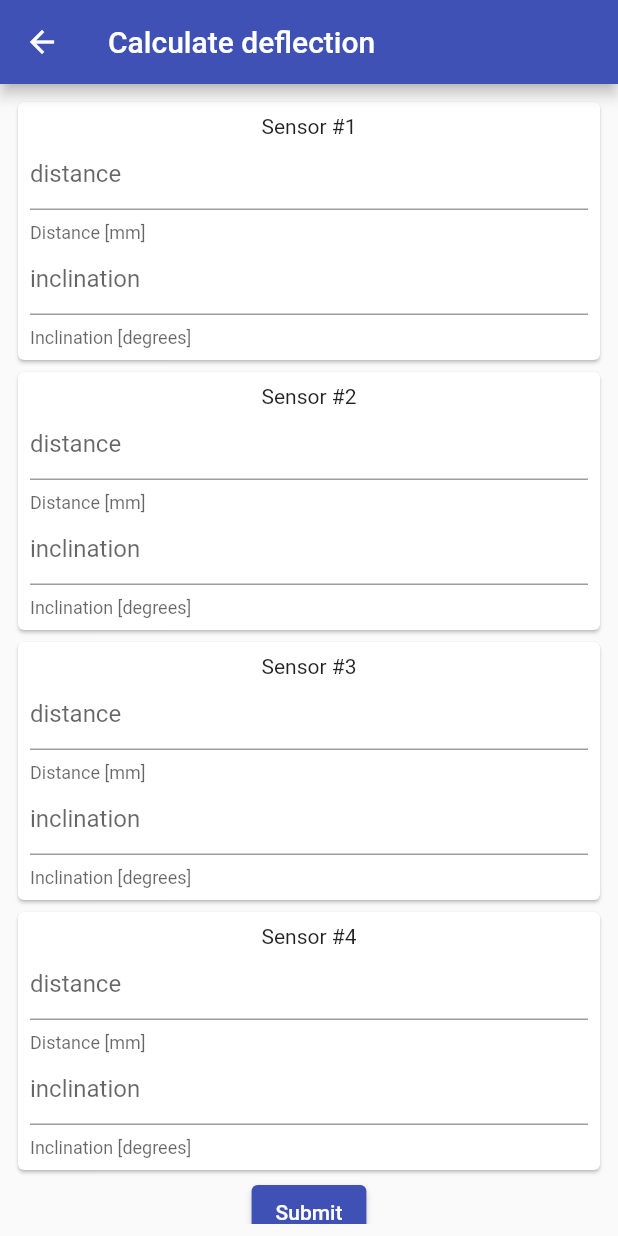
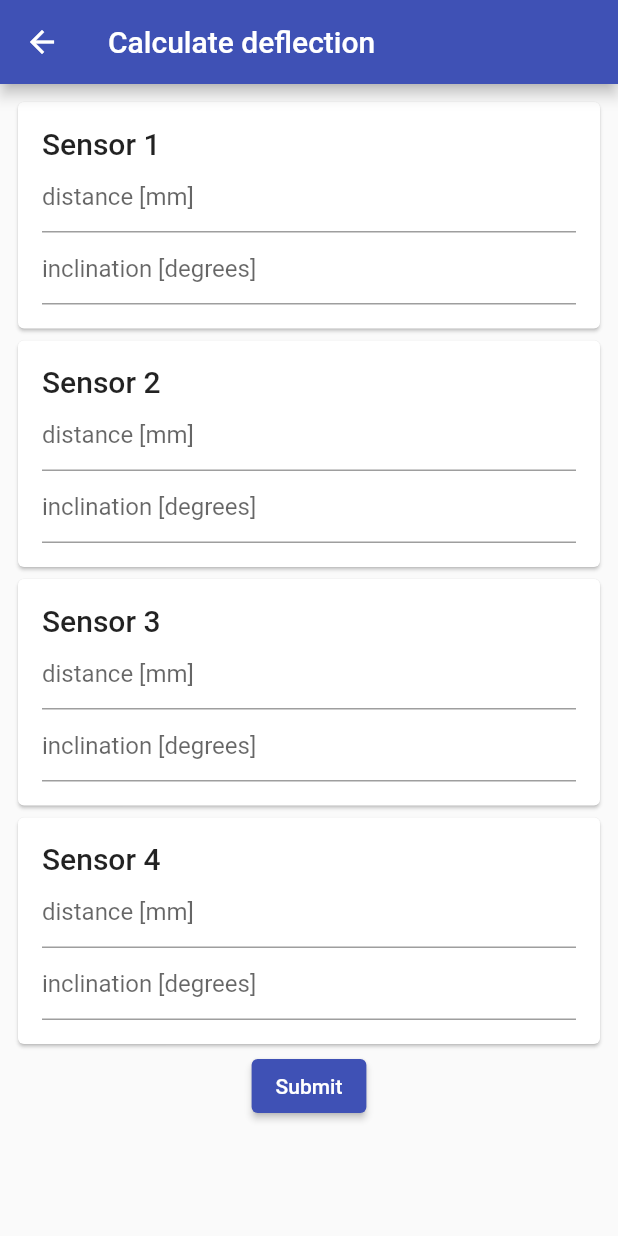
Before and after one commit to metralab/metralab-app, a Flutter app: the screen it shows after launch, after a tap on the "add" icon, on a phone screen of 412 x 824 dp. Run offline on Flutter 3.47's test engine with Material 2 defaults, Android fonts, the phone set to English and light mode, and no system bars; our stand-ins replace flutter_riverpod; missing offline and left inert: flutter_sparkline, linalg.

Commit message:
Add more unit tests, add line chart, use theme

```diff
--- a/lib/components/deflection_form.dart
+++ b/lib/components/deflection_form.dart
@@ -2,6 +2,7 @@ import 'package:flutter/material.dart';
 
 import '../data/item.dart';
 import '../data/deflection.dart';
+import 'deflection_results_card.dart';
 
 class DeflectionForm extends StatefulWidget {
   const DeflectionForm({Key key, @required this.numSensors, this.onSubmit})
@@ -26,6 +27,9 @@ class _DeflectionFormState extends State<DeflectionForm> {
   Widget build(BuildContext context) {
     distances ??= List(widget.numSensors);
     inclinations ??= List(widget.numSensors);
+    WidgetsBinding.instance.addPostFrameCallback((_) =>
+        Scrollable.ensureVisible(_resultsKey.currentContext,
+            duration: Duration(milliseconds: 500)));
     return Form(
       key: _formKey,
       child: SingleChildScrollView(
@@ -34,14 +38,17 @@ class _DeflectionFormState extends State<DeflectionForm> {
             for (int sensor = 0; sensor < widget.numSensors; sensor += 1)
               Card(
                 child: Padding(
-                  padding: const EdgeInsets.all(8.0),
+                  padding: const EdgeInsets.all(16.0),
                   child: Column(
+                    crossAxisAlignment: CrossAxisAlignment.start,
                     children: [
-                      Text('Sensor #${sensor + 1}', textAlign: TextAlign.start),
+                      Text(
+                        'Sensor ${sensor + 1}',
+                        style: Theme.of(context).textTheme.headline6,
+                      ),
                       TextFormField(
                         decoration: const InputDecoration(
-                          hintText: 'distance',
-                          helperText: 'Distance [mm]',
+                          hintText: 'distance [mm]',
                         ),
                         keyboardType: const TextInputType.numberWithOptions(
                           signed: true,
@@ -55,8 +62,7 @@ class _DeflectionFormState extends State<DeflectionForm> {
                       ),
                       TextFormField(
                         decoration: const InputDecoration(
-                          hintText: 'inclination',
-                          helperText: 'Inclination [degrees]',
+                          hintText: 'inclination [degrees]',
                         ),
                         keyboardType: const TextInputType.numberWithOptions(
                           signed: true,
@@ -87,28 +93,14 @@ class _DeflectionFormState extends State<DeflectionForm> {
                       .toList();
                   setState(() => deflection = deflectionFromInclinometers(
                       inclinometersData: inclinometersData));
-                  widget.onSubmit(Item(inclinometersData: inclinometersData));
-                  Scrollable.ensureVisible(_resultsKey.currentContext,
-                      duration: Duration(milliseconds: 500));
+                  if (widget.onSubmit != null) {
+                    widget.onSubmit(Item(inclinometersData: inclinometersData));
+                  }
                 }
               },
             ),
             if (deflection != null)
-              Card(
-                key: _resultsKey,
-                child: Padding(
-                  padding: const EdgeInsets.all(8.0),
-                  child: Column(
-                    children: [
-                      const Text(
-                        'Results',
-                        style: TextStyle(fontWeight: FontWeight.bold),
-                      ),
-                      ...deflection.map((y) => Text(y.toString())).toList()
-                    ],
-                  ),
-                ),
-              ),
+              DeflectionResultsCard(deflection, key: _resultsKey),
           ],
         ),
       ),
--- a/lib/components/item_summary.dart
+++ b/lib/components/item_summary.dart
@@ -16,6 +16,7 @@ class ItemSummary extends StatelessWidget {
           title: Text('Item created on ${item.birth}'),
           trailing: IconButton(
             icon: const Icon(Icons.delete),
+            tooltip: 'Delete',
             onPressed: () => context.read(itemsProvider).remove(item),
           ),
           onTap: () => onTapped(item),
--- a/lib/data/items_provider.dart
+++ b/lib/data/items_provider.dart
@@ -5,7 +5,7 @@ import 'item.dart';
 final itemsProvider = StateNotifierProvider((_) => ItemsProvider());
 
 class ItemsProvider extends StateNotifier<List<Item>> {
-  ItemsProvider() : super([]);
+  ItemsProvider([items]) : super(items ?? []);
 
   void add(Item item) => state = [...state, item];
 
--- a/lib/screens/home.dart
+++ b/lib/screens/home.dart
@@ -20,9 +20,15 @@ class HomeScreen extends StatelessWidget {
         appBar: AppBar(title: const Text('Home')),
         body: Consumer(
           builder: (context, watch, child) => watch(itemsProvider.state).isEmpty
-              ? Center(
-                  child: const Text(
-                      'Press the + icon to start a new measurement.'),
+              ? Padding(
+                  padding: const EdgeInsets.all(16.0),
+                  child: Center(
+                    child: Text(
+                      'Press the + icon to start measuring.',
+                      textAlign: TextAlign.center,
+                      style: Theme.of(context).textTheme.headline4,
+                    ),
+                  ),
                 )
               : ListView(
                   children: watch(itemsProvider.state)
--- a/pubspec.yaml
+++ b/pubspec.yaml
@@ -23,8 +23,8 @@ environment:
 dependencies:
   flutter:
     sdk: flutter
+  flutter_sparkline: ^0.1.0
   linalg: ^0.3.2
-  test: ^1.15.7
 
 
   # The following adds the Cupertino Icons font to your application.
@@ -36,6 +36,7 @@ dev_dependencies:
     sdk: flutter
   flutter_riverpod: ^0.12.1
   pedantic: ^1.9.2
+  test: ^1.15.7
 
 # For information on the generic Dart part of this file, see the
 # following page: https://dart.dev/tools/pub/pubspec
```
Also changed, not shown: lib/components/deflection_results_card.dart (added, +44 -0 lines), lib/components/item_details_view.dart (+10 -15 lines), 2 other files.
